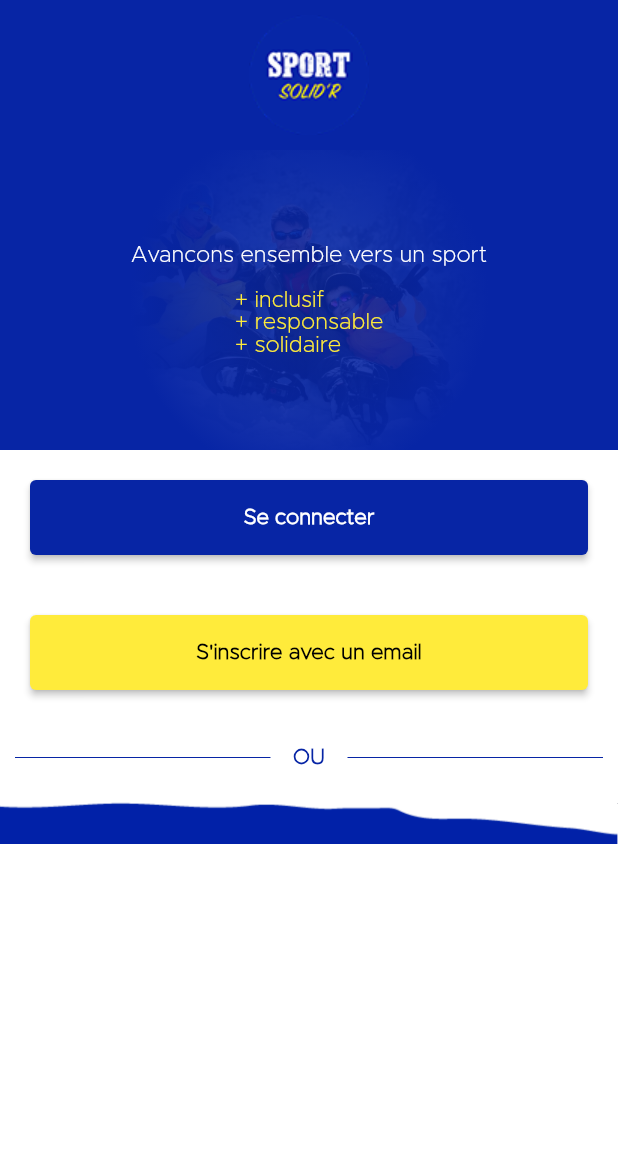
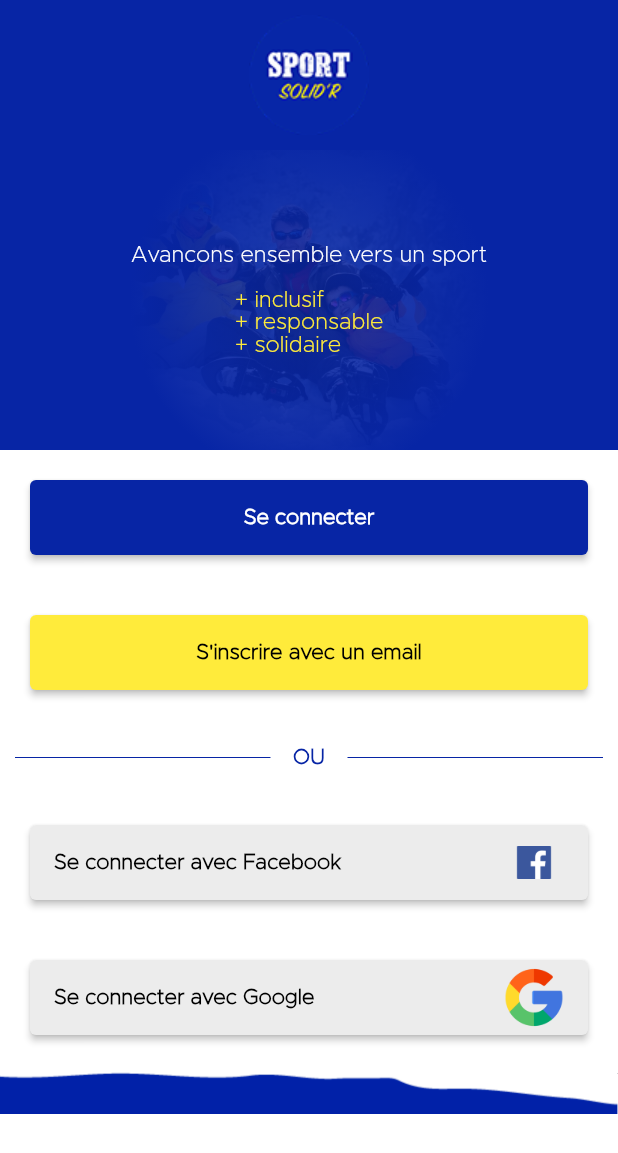
Before and after one commit to neonzip/Projet_SOLID-R, a Flutter app: the screen it shows after launch, on a phone screen of 412 x 824 dp. Shown: the top 1153 px of the screen. Run offline on Flutter 3.47's test engine with Material 2 defaults, Android fonts, the phone set to English and light mode, and no system bars; drawn by our look-alikes of auto_size_text; our stand-ins replace firebase_auth, firebase_database, flutter_local_notifications, location, pedometer; missing offline and left inert: linkable; accounts and stored records are empty.

Commit message:
Ajout boutons connexion compte externe FB et GOOGLE

```diff
--- a/lib/pages/user/view/LaunchHome.dart
+++ b/lib/pages/user/view/LaunchHome.dart
@@ -1,8 +1,8 @@
 import 'package:auto_size_text/auto_size_text.dart';
 import 'package:flutter/material.dart';
-import 'package:projet_solid_r/pages/user/view/templates/Separator.dart';
 import 'package:projet_solid_r/pages/user/view/templates/SeparatorWithText.dart';
 import 'package:projet_solid_r/pages/user/view/templates/SigninButton.dart';
+import 'package:projet_solid_r/pages/user/view/templates/SigninWithOtherAccountButton.dart';
 import 'package:projet_solid_r/pages/user/view/templates/SignupButton.dart';
 
 class LaunchHome extends StatefulWidget {
@@ -84,6 +84,16 @@ class _LaunchHomeState extends State<LaunchHome> {
                     const SeparatorWithText(
                       text: "OU"
                     ),
+                    SigninWithOtherAccountButton(
+                        onPressed: () {},
+                        name: "Facebook",
+                        logo: "assets/LogoNetworks/facebook.png"
+                    ),
+                    SigninWithOtherAccountButton(
+                        onPressed: () {},
+                        name: "Google",
+                        logo: "assets/LogoNetworks/google.png"
+                    ),
                     Image.asset("assets/footerWhite.png")
                   ]
                 ),
--- /dev/null
+++ b/lib/pages/user/view/templates/SigninWithOtherAccountButton.dart
@@ -0,0 +1,51 @@
+import 'package:flutter/material.dart';
+
+class SigninWithOtherAccountButton extends StatefulWidget {
+  final void Function()? onPressed;
+  final String name;
+  final String logo;
+
+  const SigninWithOtherAccountButton({Key? key, required this.onPressed, required this.name, required this.logo}) : super(key: key);
+  @override
+  _SigninWithOtherAccountButtonState createState() => _SigninWithOtherAccountButtonState();
+}
+
+class _SigninWithOtherAccountButtonState extends State<SigninWithOtherAccountButton> {
+
+  @override
+  Widget build(BuildContext context) {
+    return buttonSigninTemplate();
+  }
+
+  /// Widget building the button to signin.
+  Widget buttonSigninTemplate() {
+    String name = widget.name;
+    return Container(
+      margin: const EdgeInsets.all(20),
+      width: double.infinity,
+      height: 50,
+      child:
+      ElevatedButton(
+        onPressed: widget.onPressed,
+        style: ButtonStyle(backgroundColor: MaterialStateProperty.all<Color>(const Color(
+            0xFFECECEC))),
+        child: Row(
+          children: [
+            Text(
+              "Se connecter avec $name",
+              style: const TextStyle(color: Colors.black, fontWeight: FontWeight.bold),
+            ),
+            const Spacer(),
+            SizedBox(
+              child: Image.asset(
+                widget.logo,
+                width: 40,
+                height: 40,
+              ),
+            )
+          ],
+        )
+      ),
+    );
+  }
+}
--- a/pubspec.yaml
+++ b/pubspec.yaml
@@ -76,6 +76,7 @@ flutter:
   assets:
    - assets/
    - assets/LogoAssociation/
+   - assets/LogoNetworks/
   # An image asset can refer to one or more resolution-specific "variants", see
   # https://flutter.dev/assets-and-images/#resolution-aware.
 
```
Also changed, not shown: assets/LogoNetworks/facebook.png (added), assets/LogoNetworks/google.png (added), pubspec.lock.
